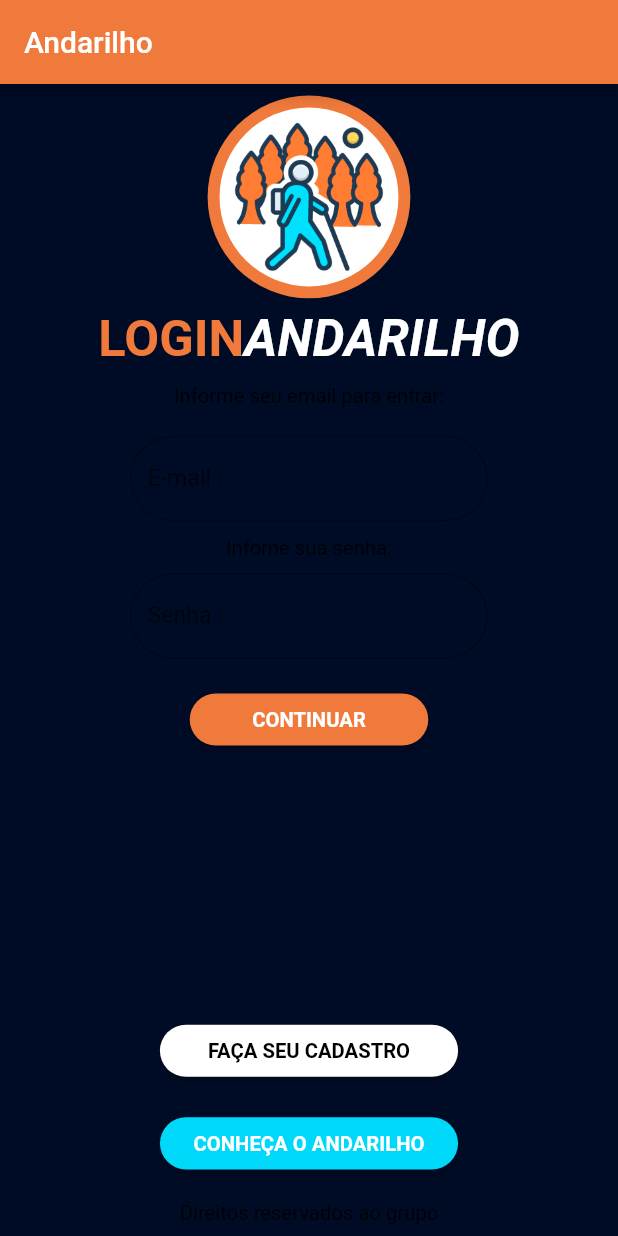
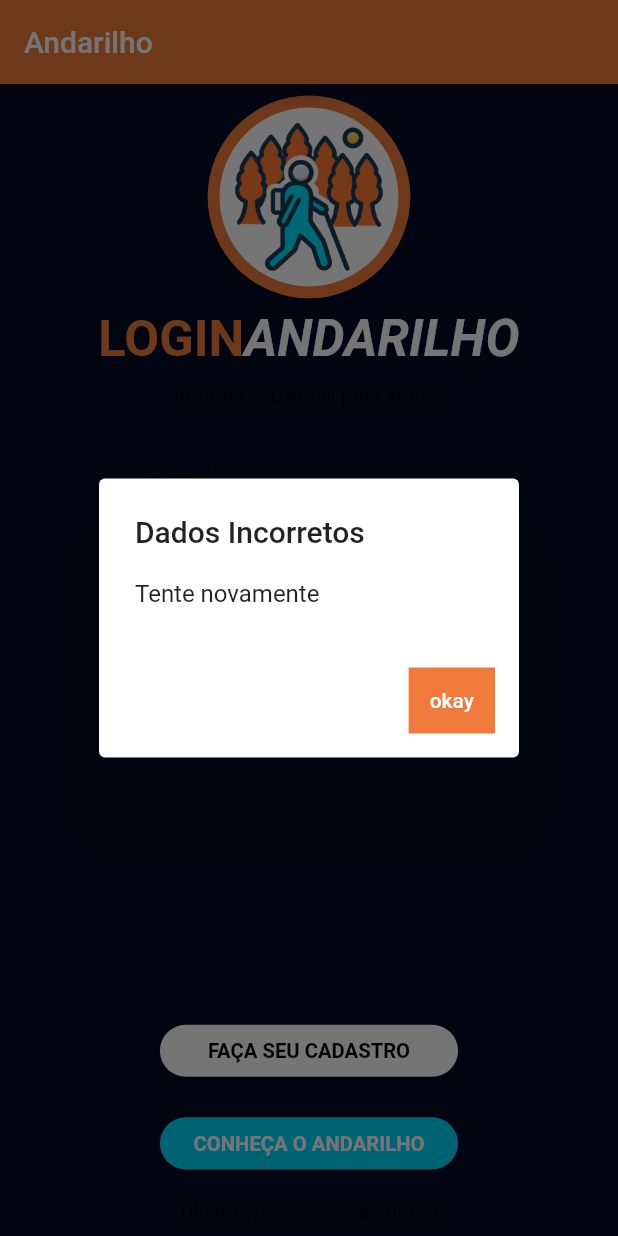
Before and after one commit to guimell/Andarilho, a Flutter app: the screen it shows after launch, after a tap on "CONTINUAR", on a phone screen of 412 x 824 dp. Run offline on Flutter 3.47's test engine with Material 2 defaults, Android fonts, the phone set to English and light mode, and no system bars.

Commit message:
atualizando login

```diff
--- a/andarilho/lib/Login.dart
+++ b/andarilho/lib/Login.dart
@@ -1,9 +1,10 @@
-// ignore_for_file: unnecessary_new
+import 'dart:developer';
 
 import 'package:flutter/material.dart';
 
 import 'config.dart';
 import 'cadastro.dart';
+import 'inicio.dart';
 
 class LoginPage extends StatefulWidget {
   const LoginPage({Key? key, required this.title}) : super(key: key);
@@ -15,6 +16,10 @@ class LoginPage extends StatefulWidget {
 }
 
 class _LoginPageState extends State<LoginPage> {
+  TextEditingController email = TextEditingController();
+  TextEditingController senha = TextEditingController();
+  bool isObscure = true;
+
   @override
   Widget build(BuildContext context) {
     AppConfig.screenSize = MediaQuery.of(context).size;
@@ -82,6 +87,7 @@ class _LoginPageState extends State<LoginPage> {
                 child: SizedBox(
                   width: AppConfig.screenSize.width * 0.6,
                   child: TextFormField(
+                    controller: email,
                     decoration: InputDecoration(
                       border: OutlineInputBorder(
                         borderSide: const BorderSide(color: Colors.black),
@@ -98,8 +104,18 @@ class _LoginPageState extends State<LoginPage> {
                 child: SizedBox(
                   width: AppConfig.screenSize.width * 0.6,
                   child: TextFormField(
-                    obscureText: true,
+                    controller: senha,
+                    obscureText: isObscure,
                     decoration: InputDecoration(
+                      suffixIcon: IconButton(
+                          icon: Icon(isObscure
+                              ? Icons.visibility_off
+                              : Icons.visibility),
+                          onPressed: () {
+                            setState(() {
+                              isObscure = !isObscure;
+                            });
+                          }),
                       border: OutlineInputBorder(
                         borderSide: const BorderSide(color: Colors.black),
                         borderRadius: BorderRadius.circular(30.0),
@@ -121,7 +137,45 @@ class _LoginPageState extends State<LoginPage> {
                         ),
                       ),
                     ),
-                    onPressed: (() {}),
+                    onPressed: (() {
+                      log("Email:${email.text} Senha:${senha.text}");
+                      if (email.text == "admin" && senha.text == "admin") {
+                        Navigator.pushAndRemoveUntil(
+                          context,
+                          MaterialPageRoute(
+                              builder: (context) => const Inicio(
+                                    title: "Inicio",
+                                  )),
+                          (Route<dynamic> route) => false,
+                        );
+                      } else {
+                        showDialog(
+                          context: context,
+                          builder: (ctx) => AlertDialog(
+                            title: const Text("Dados Incorretos"),
+                            content: const Text("Tente novamente"),
+                            actions: <Widget>[
+                              TextButton(
+                                onPressed: () {
+                                  Navigator.of(ctx).pop();
+                                  email.clear();
+                                  senha.clear();
+                                },
+                                child: Container(
+                                  color: AppConfig.lightColors.primary,
+                                  padding: const EdgeInsets.all(14),
+                                  child: Text(
+                                    "okay",
+                                    style: TextStyle(
+                                        color: AppConfig.lightColors.onPrimary),
+                                  ),
+                                ),
+                              ),
+                            ],
+                          ),
+                        );
+                      }
+                    }),
                     child: Text(
                       "CONTINUAR",
                       style: TextStyle(
```
Also changed, not shown: andarilho/pubspec.lock.
